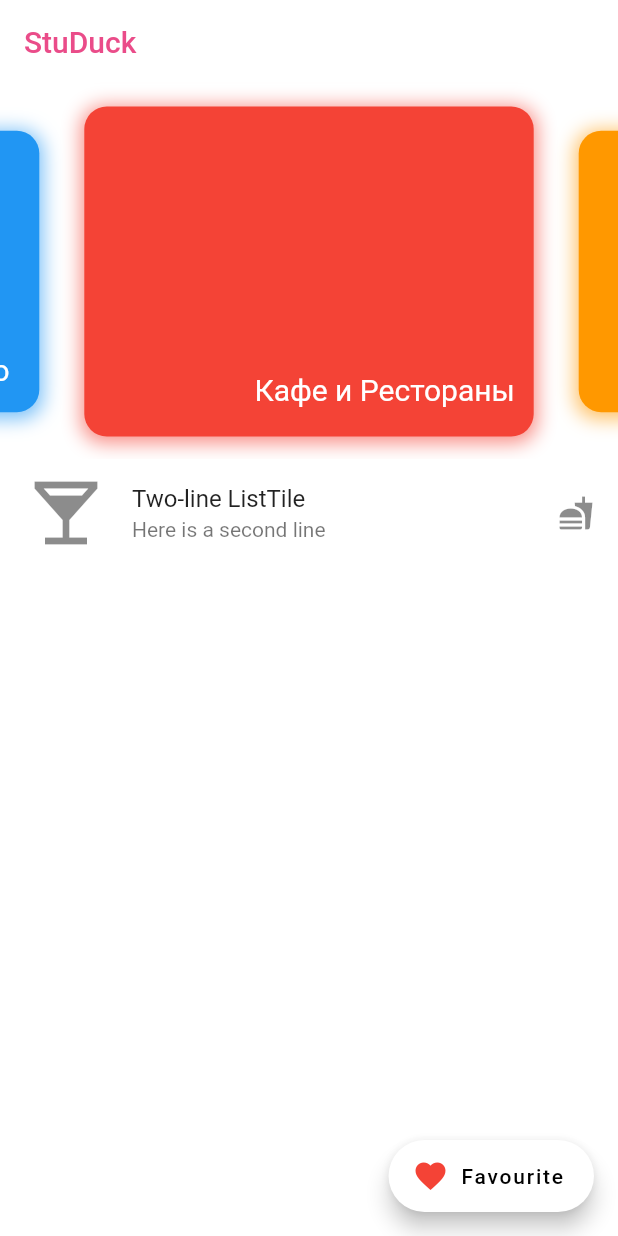
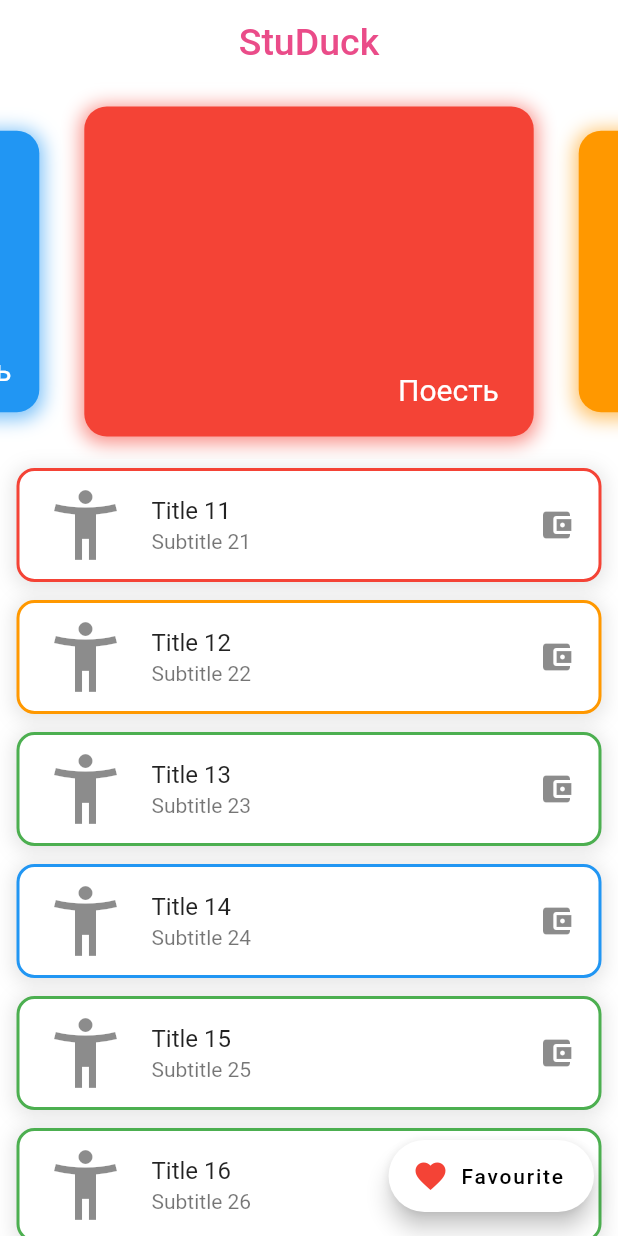
Before and after one commit to saveliyshatrov/FirstApp, a Flutter app: the screen it shows after launch, on a phone screen of 412 x 824 dp. Run offline on Flutter 3.47's test engine with Material 2 defaults, Android fonts, the phone set to English and light mode, and no system bars; drawn by our look-alikes of carousel_slider.

Commit message:
Update main.dart

```diff
--- a/first_app/lib/main.dart
+++ b/first_app/lib/main.dart
@@ -20,14 +20,21 @@ class MyApp extends StatelessWidget {
 Widget applicationBar(String text) {
   return AppBar(
     brightness: Brightness.light,
-    title: Text(
+    title: Align(
+      alignment: Alignment.center,
+      child: Text(
         text,
-      style: TextStyle(color: Color.fromRGBO(234,76,137, 1)),
+        style: TextStyle(
+          color: Color.fromRGBO(234, 76, 137, 1),
+          fontSize: 25,
           ),
-    backgroundColor: Color.fromRGBO(255,255,255, 0.8),
+      ),
+    ),
+    backgroundColor: Color.fromRGBO(255, 255, 255, 0.8),
     elevation: 0.0,
     flexibleSpace: Container(
-      child: ClipRRect( // make sure we apply clip it properly
+      child: ClipRRect(
+        // make sure we apply clip it properly
         child: BackdropFilter(
           filter: ImageFilter.blur(sigmaX: 3, sigmaY: 3),
           child: Container(
@@ -38,7 +45,37 @@ Widget applicationBar(String text) {
     ),
   );
 }
-//https://retail-loyalty.org/upload/iblock/fa1/7bf357334417f3f9649b96b6a0e66eee.jpg
+
+Widget createElemList(String title, String subTitle, Icon leadigIcon, Icon tailIcon, Color colorType) {
+  return Container(
+    margin: EdgeInsets.symmetric(horizontal: 11.0, vertical: 6),
+    decoration: BoxDecoration(
+                color: Colors.white,
+                borderRadius: BorderRadius.circular(12),
+                border: Border.all(
+                  color: colorType,
+                  width: 2,
+                ),
+                boxShadow: [
+                  BoxShadow(
+                    color: Colors.black.withOpacity(0.1),
+                    spreadRadius: 2,
+                    blurRadius: 10,
+                    offset: Offset(0, 2), // changes position of shadow
+                  ),
+                ],
+              ),
+    child: ListTile(
+        onTap: () {
+          debugPrint("$title");
+        },
+        leading: leadigIcon,
+        title: Text('$title'),
+        subtitle: Text('$subTitle'),
+        trailing: tailIcon),
+  );
+}
+
 Widget createElemForCarousel(
     String name, Color backgroundColor, Color fontColor) {
   return Builder(
@@ -93,26 +130,20 @@ class PageOne extends StatelessWidget {
                 enlargeStrategy: CenterPageEnlargeStrategy.height,
               ),
               items: [
-                createElemForCarousel(
-                    "Кафе и Рестораны", Colors.red, Colors.white),
-                createElemForCarousel("Антикафе", Colors.orange, Colors.white),
-                createElemForCarousel("Бары", Colors.green, Colors.white),
-                createElemForCarousel("Еще что-то", Colors.blue, Colors.white),
+                createElemForCarousel("Поесть", Colors.red, Colors.white),
+                createElemForCarousel("Поиграть", Colors.orange, Colors.white),
+                createElemForCarousel("Погулять", Colors.green, Colors.white),
+                createElemForCarousel("Посмотреть", Colors.blue, Colors.white),
               ],
             ),
-            Container(
-              child: ListTile(
-                  onTap: () {
-                    debugPrint("I was clicked");
-                  },
-                  leading: Icon(
-                    Icons.local_bar,
-                    size: 56,
-                  ),
-                  title: Text('Two-line ListTile'),
-                  subtitle: Text('Here is a second line'),
-                  trailing: Icon(Icons.fastfood)),
-            ),
+            createElemList("Title 11", "Subtitle 21", Icon(Icons.accessibility_new, size: 56), Icon(Icons.account_balance_wallet), Colors.red),
+            createElemList("Title 12", "Subtitle 22", Icon(Icons.accessibility_new, size: 56), Icon(Icons.account_balance_wallet), Colors.orange),
+            createElemList("Title 13", "Subtitle 23", Icon(Icons.accessibility_new, size: 56), Icon(Icons.account_balance_wallet), Colors.green),
+            createElemList("Title 14", "Subtitle 24", Icon(Icons.accessibility_new, size: 56), Icon(Icons.account_balance_wallet), Colors.blue),
+            createElemList("Title 15", "Subtitle 25", Icon(Icons.accessibility_new, size: 56), Icon(Icons.account_balance_wallet), Colors.green),
+            createElemList("Title 16", "Subtitle 26", Icon(Icons.accessibility_new, size: 56), Icon(Icons.account_balance_wallet), Colors.green),
+            createElemList("Title 17", "Subtitle 27", Icon(Icons.accessibility_new, size: 56), Icon(Icons.account_balance_wallet), Colors.blue),
+            createElemList("Title 18", "Subtitle 28", Icon(Icons.accessibility_new, size: 56), Icon(Icons.account_balance_wallet), Colors.red),
           ],
         ),
       ),
```
Lines whose indentation alone changed are shown as unchanged.
